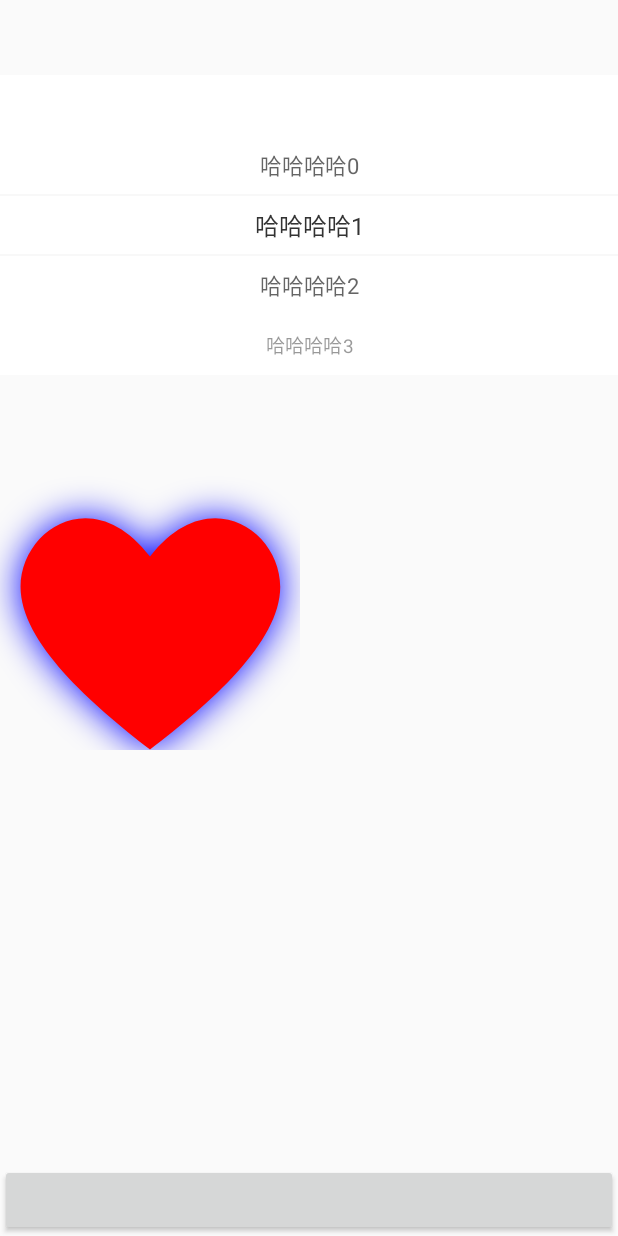
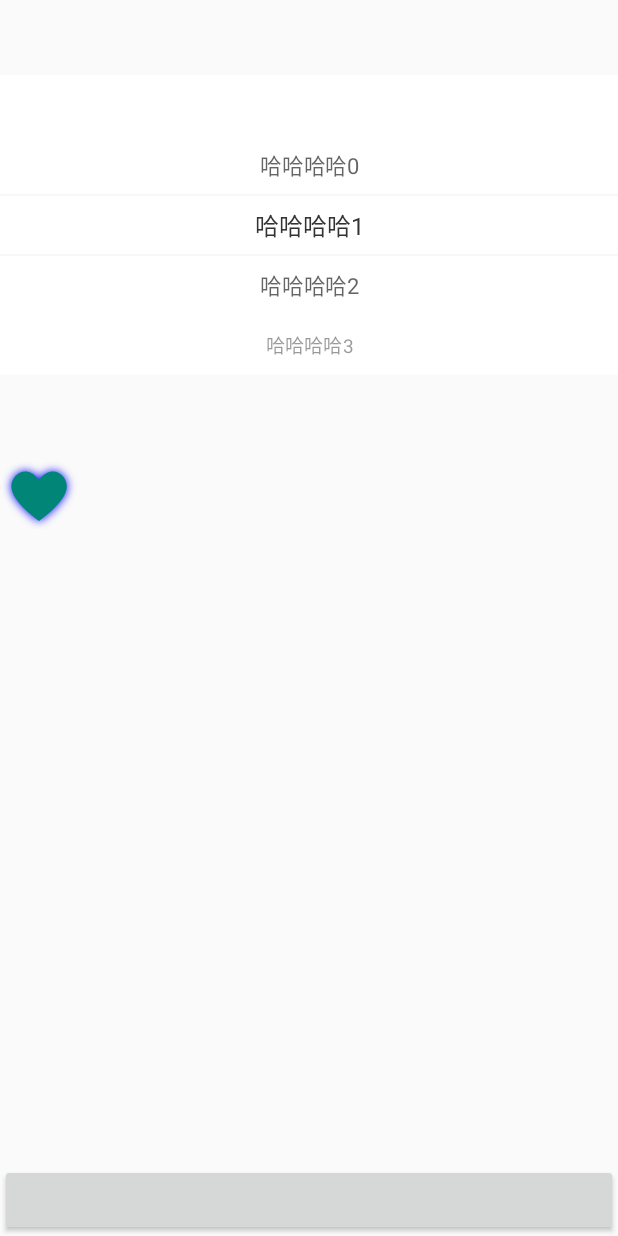
Before and after one commit to fatCat2015/SSUtils, an Android app: the screen it shows after launch (Main2Activity), on a phone screen of 412 x 824 dp. Run offline under Robolectric (Android 15) with nearby library versions, the phone set to English and light mode, and no system bars.

Commit message:
refactor heartView

```diff
--- a/app/src/main/res/layout/activity_main2.xml
+++ b/app/src/main/res/layout/activity_main2.xml
@@ -17,10 +17,13 @@
     </com.cat.sutils.wheel.WheelView>
 
     <com.cat.sutils.view.HeartView
-        android:layout_width="200dp"
+        android:layout_width="48dp"
         app:layout_constraintTop_toTopOf="parent"
         android:layout_marginTop="300dp"
-        android:layout_height="200dp"
+        android:layout_height="20dp"
+        app:shadow_radius="5dp"
+        app:solid_color="@color/colorPrimary"
+        app:shadow_color="#00f"
         tools:ignore="MissingConstraints"></com.cat.sutils.view.HeartView>
 
 
--- a/sutils/src/main/java/com/cat/sutils/BezierCurveUtils.java
+++ b/sutils/src/main/java/com/cat/sutils/BezierCurveUtils.java
@@ -1,5 +1,6 @@
 package com.cat.sutils;
 
+import android.content.Context;
 import android.graphics.PointF;
 import android.support.annotation.IntRange;
 
@@ -39,6 +40,10 @@ public class BezierCurveUtils {
         return pointList;
 
     }
+
+
+
+
 
     /**
      * 计算坐标 [贝塞尔曲线的核心关键]
@@ -99,4 +104,37 @@ public class BezierCurveUtils {
         }
 
     }
+
+    /**
+     * 一张画布宽高为258dp 以画布的中心点作为坐标原点 通过尝试得到12个点的坐标
+     * 被x,y轴分为四部分 每部分是4个点
+     * 以这四个点作为3阶贝塞尔曲线的控制点
+     * 可以画出一条贝塞尔曲线,4个贝塞尔曲线组成一个封闭的心形
+     * @param context
+     * @param targetWidth 实际的画布宽度
+     * @return 12个点的坐标
+     */
+    public static List<PointF> getBezierHearPoints(Context context,int targetWidth){
+        List<PointF> heartPointList = new ArrayList<>();
+        heartPointList.add(new PointF(0, DisplayUtils.dp2px(context,-38)));
+        heartPointList.add(new PointF(DisplayUtils.dp2px(context,50), DisplayUtils.dp2px(context,-103)));
+        heartPointList.add(new PointF(DisplayUtils.dp2px(context,112), DisplayUtils.dp2px(context,-61)));
+        heartPointList.add(new PointF(DisplayUtils.dp2px(context,112), DisplayUtils.dp2px(context,-12)));
+        heartPointList.add(new PointF(DisplayUtils.dp2px(context,112), DisplayUtils.dp2px(context,37)));
+        heartPointList.add(new PointF(DisplayUtils.dp2px(context,51), DisplayUtils.dp2px(context,90)));
+        heartPointList.add(new PointF(0, DisplayUtils.dp2px(context,129)));
+        heartPointList.add(new PointF(DisplayUtils.dp2px(context,-51), DisplayUtils.dp2px(context,90)));
+        heartPointList.add(new PointF(DisplayUtils.dp2px(context,-112), DisplayUtils.dp2px(context,37)));
+        heartPointList.add(new PointF(DisplayUtils.dp2px(context,-112), DisplayUtils.dp2px(context,-12)));
+        heartPointList.add(new PointF(DisplayUtils.dp2px(context,-112), DisplayUtils.dp2px(context,-61)));
+        heartPointList.add(new PointF(DisplayUtils.dp2px(context,-50), DisplayUtils.dp2px(context,-103)));
+
+        for (PointF pointF:heartPointList
+        ) {
+            pointF.x=pointF.x*targetWidth*1.0F/DisplayUtils.dp2px(context,258);
+            pointF.y=pointF.y*targetWidth*1.0F/DisplayUtils.dp2px(context,258);
+        }
+        return heartPointList;
+    }
+
 }
--- /dev/null
+++ b/sutils/src/main/java/com/cat/sutils/DisplayUtils.java
@@ -0,0 +1,11 @@
+package com.cat.sutils;
+
+import android.content.Context;
+
+public class DisplayUtils {
+
+    public static int dp2px(Context context,float dp){
+        return (int) (context.getResources().getDisplayMetrics().density*dp+0.5F);
+
+    }
+}
--- a/sutils/src/main/java/com/cat/sutils/view/HeartView.java
+++ b/sutils/src/main/java/com/cat/sutils/view/HeartView.java
@@ -1,6 +1,7 @@
 package com.cat.sutils.view;
 
 import android.content.Context;
+import android.content.res.TypedArray;
 import android.graphics.Canvas;
 import android.graphics.Color;
 import android.graphics.Paint;
@@ -10,60 +11,62 @@ import android.support.v4.view.ViewPager;
 import android.util.AttributeSet;
 import android.view.View;
 
+import com.cat.sutils.BezierCurveUtils;
+import com.cat.sutils.R;
+
 import java.util.ArrayList;
 import java.util.List;
 
 public class HeartView extends View {
 
+    private int solidColor;
+    private int shadowColor;
+    private float shadowRadius;
+
     public HeartView(Context context) {
         super(context);
+        initAttrs(context,null);
     }
 
     public HeartView(Context context, AttributeSet attrs) {
         super(context, attrs);
+        initAttrs(context,attrs);
     }
 
     public HeartView(Context context, AttributeSet attrs, int defStyleAttr) {
         super(context, attrs, defStyleAttr);
+        initAttrs(context,attrs);
     }
 
+    private void initAttrs(Context context,AttributeSet attributeSet){
+        TypedArray typedArray = context.obtainStyledAttributes(attributeSet, R.styleable.HeartView);
+        solidColor=typedArray.getColor(R.styleable.HeartView_solid_color,Color.RED);
+        shadowColor=typedArray.getColor(R.styleable.HeartView_shadow_color,Color.RED);
+        shadowRadius=typedArray.getDimension(R.styleable.HeartView_shadow_radius,0);
+        typedArray.recycle();
+    }
+
+    @Override
+    protected void onMeasure(int widthMeasureSpec, int heightMeasureSpec) {
+        int widthSize=MeasureSpec.getSize(widthMeasureSpec);
+        int heightSize=MeasureSpec.getSize(heightMeasureSpec);
+        int width= (int) (Math.max(widthSize,heightSize)+shadowRadius);
+        setMeasuredDimension(width,width);
+    }
 
     @Override
     protected void onDraw(Canvas canvas) {
-        canvas.translate(getWidth() / 2, getHeight() / 2);
-        Path heartPath=generateHeartPath(calculateHeartControlPoints(getWidth()));
+        canvas.translate(getWidth() / 2, getWidth() / 2);
+        Path heartPath=generateHeartPath(BezierCurveUtils.getBezierHearPoints(getContext(), (int) (getWidth()-2*shadowRadius)));
         Paint paint=new Paint(Paint.ANTI_ALIAS_FLAG);
-        paint.setColor(Color.RED);
-        paint.setShadowLayer(30,0,0,Color.BLUE);
+        paint.setColor(solidColor);
+        paint.setShadowLayer(shadowRadius,0,0,shadowColor);
         setLayerType(View.LAYER_TYPE_SOFTWARE, null);
         canvas.drawPath(heartPath, paint);
     }
 
-    private List<PointF> calculateHeartControlPoints(int viewWidth){
-        List<PointF> heartPointList = new ArrayList<>();
-        heartPointList.add(new PointF(0, dpToPx(-38)));
-        heartPointList.add(new PointF(dpToPx(50), dpToPx(-103)));
-        heartPointList.add(new PointF(dpToPx(112), dpToPx(-61)));
-        heartPointList.add(new PointF(dpToPx(112), dpToPx(-12)));
-        heartPointList.add(new PointF(dpToPx(112), dpToPx(37)));
-        heartPointList.add(new PointF(dpToPx(51), dpToPx(90)));
-        heartPointList.add(new PointF(0, dpToPx(129)));
-        heartPointList.add(new PointF(dpToPx(-51), dpToPx(90)));
-        heartPointList.add(new PointF(dpToPx(-112), dpToPx(37)));
-        heartPointList.add(new PointF(dpToPx(-112), dpToPx(-12)));
-        heartPointList.add(new PointF(dpToPx(-112), dpToPx(-61)));
-        heartPointList.add(new PointF(dpToPx(-50), dpToPx(-103)));
 
-        for (PointF pointF:heartPointList
-             ) {
-            pointF.x=pointF.x*viewWidth*1.0F/dpToPx(258);
-            pointF.y=pointF.y*viewWidth*1.0F/dpToPx(258);
-        }
-
-        return heartPointList;
-    }
-
-    private Path generateHeartPath( List<PointF> heartControlPoints ){
+    private Path generateHeartPath(List<PointF> heartControlPoints ){
         Path path=new Path();
         for (int i = 0; i < 4; i++) {
             if (i == 0) {
@@ -84,8 +87,4 @@ public class HeartView extends View {
         return path;
     }
 
-
-    private int dpToPx(int value){
-        return (int) ((int) (getContext().getResources().getDisplayMetrics().density*value)+0.5F);
-    }
 }
--- a/sutils/src/main/res/values/attrs.xml
+++ b/sutils/src/main/res/values/attrs.xml
@@ -37,4 +37,10 @@
 
     </declare-styleable>
 
+    <declare-styleable name="HeartView">
+        <attr name="solid_color" format="reference|color"></attr>
+        <attr name="shadow_color" format="reference|color"></attr>
+        <attr name="shadow_radius" format="reference|dimension"></attr>
+    </declare-styleable>
+
 </resources>
```
